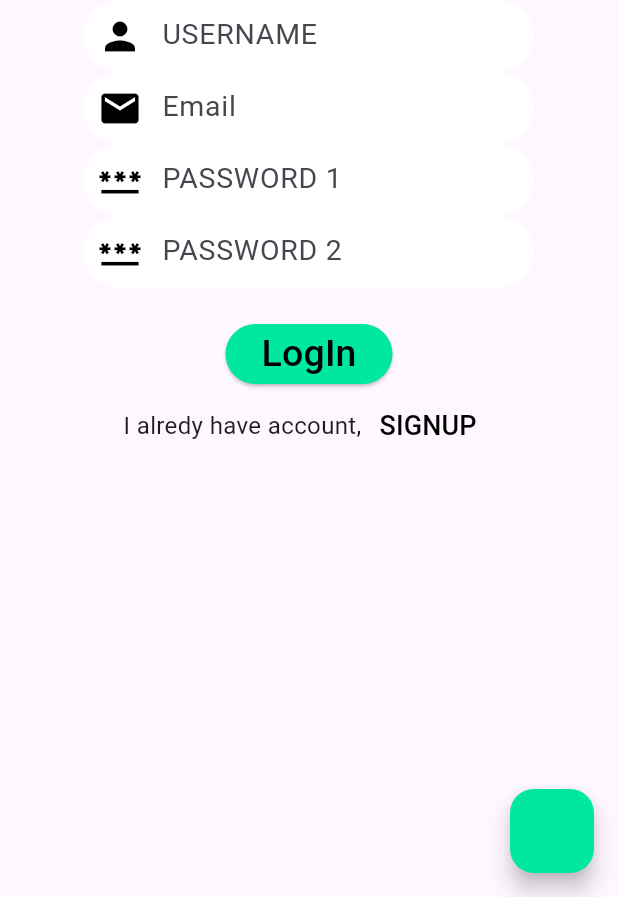
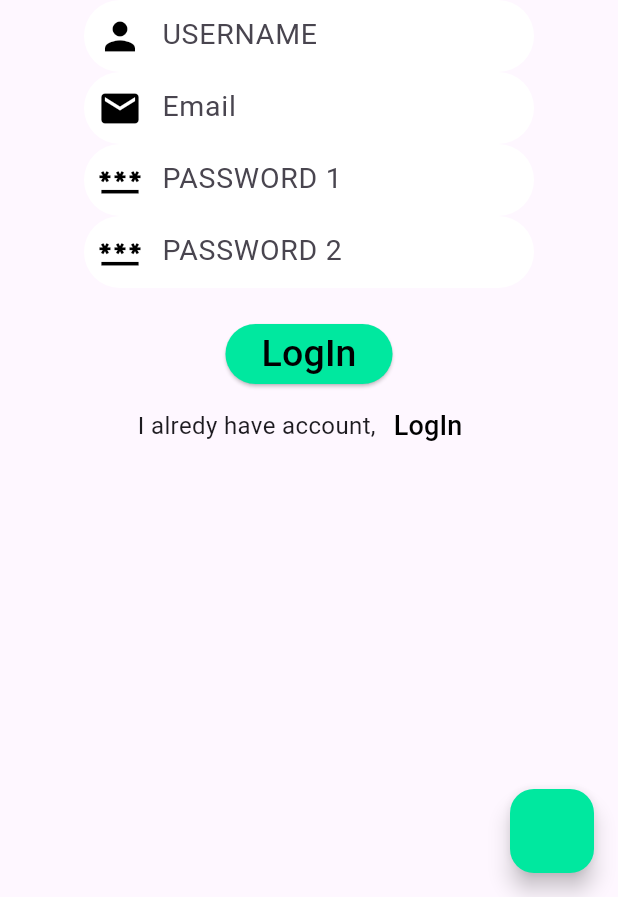
Before and after one commit to Ismailaboamra/Final-Project-SCE, a Flutter app: the SignUp screen opened by its route, on a phone screen of 412 x 824 dp, the part 339-1236 px from its top. Run offline on Flutter 3.47's test engine with Material 3 defaults, Android fonts, the phone set to English and light mode, and no system bars; our stand-ins replace firebase_core, flutter_svg; accounts and stored records are empty.

Commit message:
edit SignUpPage (FrontEnd).

```diff
--- a/lib/pages/SignUpPage.dart
+++ b/lib/pages/SignUpPage.dart
@@ -103,7 +103,7 @@ class SignUp extends StatelessWidget {
                     Navigator.pushNamed(context, '/LoginForm');
                   },
                   child: Text(
-                    "SIGNUP",
+                    "LogIn",
                     style: TextStyle(fontSize: 18, color: Colors.black),
                   ),
                 ),
```
